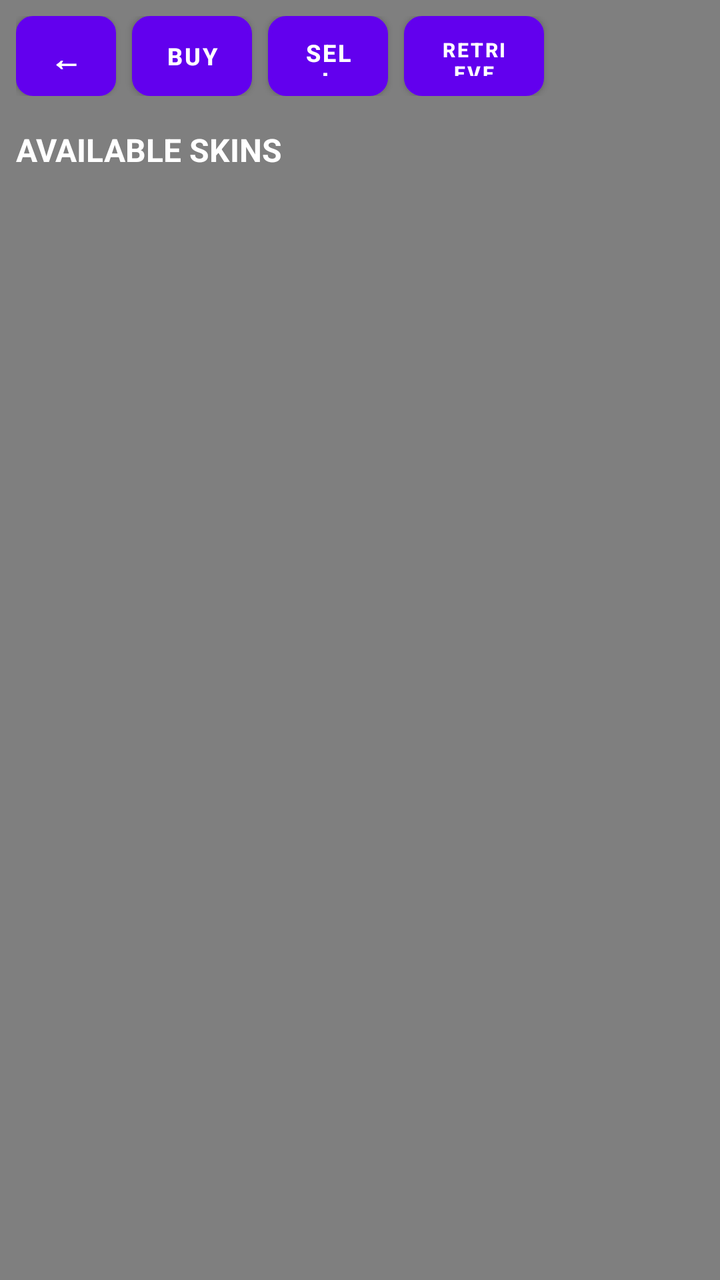
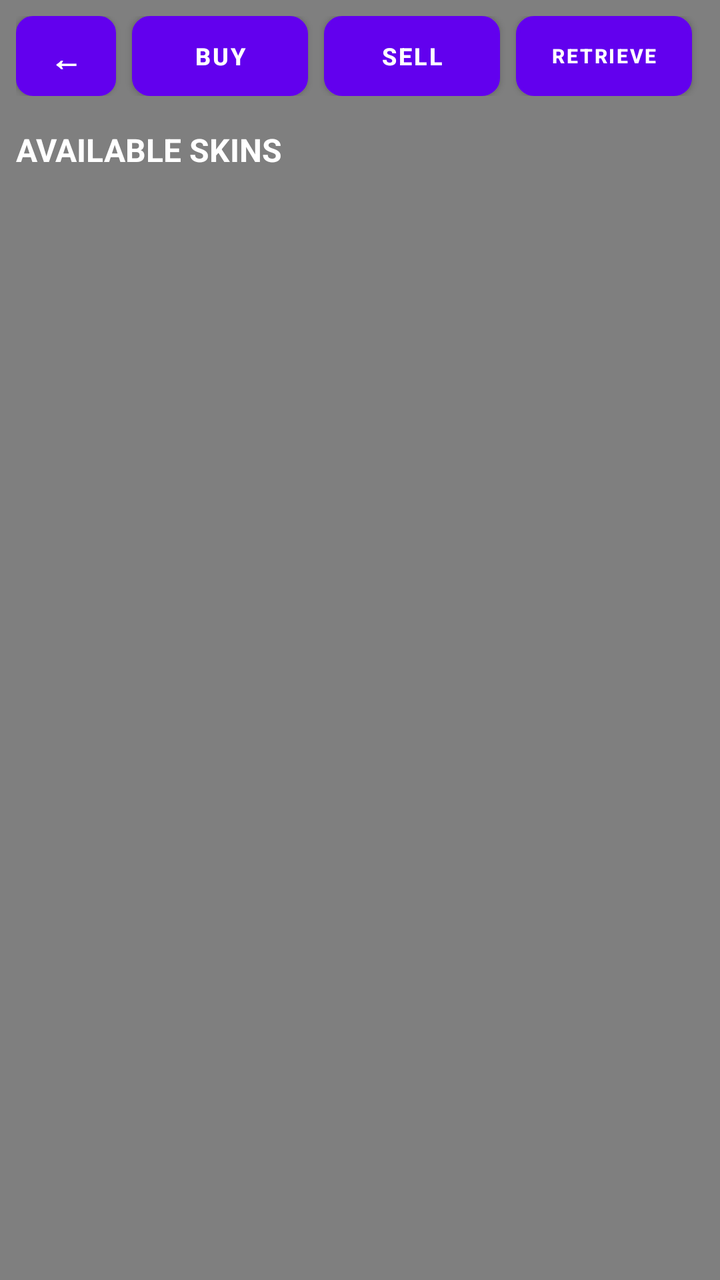

The first picture is an Android layout as it rendered before a commit; the second is the same layout after the commit. The layout source and the unified diff follow.
<!-- AndroidManifest.xml: application theme Theme.Testing5 -->
<!-- res/layout/activity_shop.xml -->
<?xml version="1.0" encoding="utf-8"?>
<LinearLayout xmlns:android="http://schemas.android.com/apk/res/android"
    xmlns:app="http://schemas.android.com/apk/res-auto"
    android:layout_width="match_parent"
    android:layout_height="match_parent"
    android:orientation="vertical"
    android:background="#80000000">

    
    <LinearLayout
        android:layout_width="match_parent"
        android:layout_height="wrap_content"
        android:orientation="horizontal"
        android:padding="8dp"
        android:gravity="center_vertical">

        <Button
            android:id="@+id/backButton"
            android:layout_width="50dp"
            android:layout_height="40dp"
            android:text="←"
            android:textSize="16sp"
            android:textStyle="bold"
            android:background="@drawable/back_button_background"
            android:textColor="#FFFFFF" />

        <Button
            android:id="@+id/buyTabButton"
            android:layout_width="60dp"
            android:layout_height="40dp"
            android:text="BUY"
            android:textSize="12sp"
            android:textStyle="bold"
            android:background="@drawable/tab_button_background"
            android:textColor="#FFFFFF"
            android:layout_marginStart="8dp" />

        <Button
            android:id="@+id/sellTabButton"
            android:layout_width="60dp"
            android:layout_height="40dp"
            android:text="SELL"
            android:textSize="12sp"
            android:textStyle="bold"
            android:background="@drawable/tab_button_background"
            android:textColor="#FFFFFF"
            android:layout_marginStart="8dp" />

        <Button
            android:id="@+id/retrieveTabButton"
            android:layout_width="70dp"
            android:layout_height="40dp"
            android:text="RETRIEVE"
            android:textSize="10sp"
            android:textStyle="bold"
            android:background="@drawable/tab_button_background"
            android:textColor="#FFFFFF"
            android:layout_marginStart="8dp" />

        <View
            android:layout_width="0dp"
            android:layout_height="1dp"
            android:layout_weight="1" />

    </LinearLayout>

    
    <FrameLayout
        android:layout_width="match_parent"
        android:layout_height="0dp"
        android:layout_weight="1">

        
        <LinearLayout
            android:id="@+id/buyTabContent"
            android:layout_width="match_parent"
            android:layout_height="match_parent"
            android:orientation="horizontal"
            android:visibility="visible">

            
            <LinearLayout
                android:layout_width="0dp"
                android:layout_height="match_parent"
                android:layout_weight="0.7"
                android:orientation="vertical"
                android:padding="8dp">

                <TextView
                    android:layout_width="wrap_content"
                    android:layout_height="wrap_content"
                    android:text="AVAILABLE SKINS"
                    android:textSize="16sp"
                    android:textStyle="bold"
                    android:textColor="#FFFFFF"
                    android:layout_marginBottom="8dp" />

                <GridView
                    android:id="@+id/buySkinsGridView"
                    android:layout_width="match_parent"
                    android:layout_height="match_parent"
                    android:numColumns="5"
                    android:horizontalSpacing="2dp"
                    android:verticalSpacing="20dp"
                    android:padding="4dp"
                    android:scrollbars="vertical"
                    android:fadeScrollbars="false"
                    android:stretchMode="none"
                    android:columnWidth="80dp" />

            </LinearLayout>

            
            <LinearLayout
                android:id="@+id/buyDetailsPanel"
                android:layout_width="0dp"
                android:layout_height="match_parent"
                android:layout_weight="0.3"
                android:orientation="vertical"
                android:padding="8dp"
                android:background="#AA000000"
                android:visibility="gone">

                <TextView
                    android:layout_width="wrap_content"
                    android:layout_height="wrap_content"
                    android:text="SKIN DETAILS"
                    android:textSize="14sp"
                    android:textStyle="bold"
                    android:textColor="#FFFFFF"
                    android:layout_marginBottom="8dp" />

                <ImageView
                    android:id="@+id/buySkinPreviewImage"
                    android:layout_width="80dp"
                    android:layout_height="80dp"
                    android:layout_gravity="center_horizontal"
                    android:background="@drawable/skin_preview_background"
                    android:scaleType="centerCrop"
                    android:layout_marginBottom="8dp" />

                <TextView
                    android:id="@+id/buySkinNameText"
                    android:layout_width="wrap_content"
                    android:layout_height="wrap_content"
                    android:layout_gravity="center_horizontal"
                    android:text="Skin Name"
                    android:textSize="16sp"
                    android:textStyle="bold"
                    android:textColor="#FFFFFF"
                    android:layout_marginBottom="4dp" />

                <TextView
                    android:id="@+id/buySkinPriceText"
                    android:layout_width="wrap_content"
                    android:layout_height="wrap_content"
                    android:layout_gravity="center_horizontal"
                    android:text="Price: 100 coins"
                    android:textSize="14sp"
                    android:textColor="#FFD700"
                    android:layout_marginBottom="8dp" />

                <Button
                    android:id="@+id/buySkinButton"
                    android:layout_width="match_parent"
                    android:layout_height="50dp"
                    android:text="BUY SKIN"
                    android:textSize="14sp"
                    android:textStyle="bold"
                    android:background="@drawable/buy_button_background"
                    android:textColor="#FFFFFF" />

            </LinearLayout>

        </LinearLayout>

        
        <LinearLayout
            android:id="@+id/sellTabContent"
            android:layout_width="match_parent"
            android:layout_height="match_parent"
            android:orientation="horizontal"
            android:visibility="gone">

            
            <LinearLayout
                android:layout_width="0dp"
                android:layout_height="match_parent"
                android:layout_weight="0.7"
                android:orientation="vertical"
                android:padding="8dp">

                <TextView
                    android:layout_width="wrap_content"
                    android:layout_height="wrap_content"
                    android:text="MY SKINS"
                    android:textSize="16sp"
                    android:textStyle="bold"
                    android:textColor="#FFFFFF"
                    android:layout_marginBottom="8dp" />

                <GridView
                    android:id="@+id/sellSkinsGridView"
                    android:layout_width="match_parent"
                    android:layout_height="match_parent"
                    android:numColumns="5"
                    android:horizontalSpacing="2dp"
                    android:verticalSpacing="20dp"
                    android:padding="4dp"
                    android:scrollbars="vertical"
                    android:fadeScrollbars="false"
                    android:stretchMode="none"
                    android:columnWidth="80dp" />

            </LinearLayout>

            
            <LinearLayout
                android:id="@+id/sellDetailsPanel"
                android:layout_width="0dp"
                android:layout_height="match_parent"
                android:layout_weight="0.3"
                android:orientation="vertical"
                android:padding="8dp"
                android:background="#AA000000"
                android:visibility="gone">

                <TextView
                    android:layout_width="wrap_content"
                    android:layout_height="wrap_content"
                    android:text="SELL SKIN"
                    android:textSize="14sp"
                    android:textStyle="bold"
                    android:textColor="#FFFFFF"
                    android:layout_marginBottom="8dp" />

                <ImageView
                    android:id="@+id/sellSkinPreviewImage"
                    android:layout_width="80dp"
                    android:layout_height="80dp"
                    android:layout_gravity="center_horizontal"
                    android:background="@drawable/skin_preview_background"
                    android:scaleType="centerCrop"
                    android:layout_marginBottom="8dp" />

                <TextView
                    android:id="@+id/sellSkinNameText"
                    android:layout_width="wrap_content"
                    android:layout_height="wrap_content"
                    android:layout_gravity="center_horizontal"
                    android:text="Skin Name"
                    android:textSize="16sp"
                    android:textStyle="bold"
                    android:textColor="#FFFFFF"
                    android:layout_marginBottom="8dp" />

                <TextView
                    android:layout_width="wrap_content"
                    android:layout_height="wrap_content"
                    android:text="Set Price:"
                    android:textSize="12sp"
                    android:textColor="#FFFFFF"
                    android:layout_marginBottom="4dp" />

                <EditText
                    android:id="@+id/sellPriceEditText"
                    android:layout_width="match_parent"
                    android:layout_height="40dp"
                    android:hint="Enter price"
                    android:inputType="number"
                    android:textSize="14sp"
                    android:background="@drawable/input_field_background"
                    android:textColor="#FFFFFF"
                    android:textColorHint="#CCCCCC"
                    android:padding="8dp"
                    android:layout_marginBottom="8dp" />

                <Button
                    android:id="@+id/putToShopButton"
                    android:layout_width="match_parent"
                    android:layout_height="50dp"
                    android:text="PUT TO SHOP"
                    android:textSize="14sp"
                    android:textStyle="bold"
                    android:background="@drawable/sell_button_background"
                    android:textColor="#FFFFFF" />

            </LinearLayout>

        </LinearLayout>

        
        <LinearLayout
            android:id="@+id/retrieveTabContent"
            android:layout_width="match_parent"
            android:layout_height="match_parent"
            android:orientation="horizontal"
            android:visibility="gone">

            
            <LinearLayout
                android:layout_width="0dp"
                android:layout_height="match_parent"
                android:layout_weight="0.7"
                android:orientation="vertical"
                android:padding="8dp">

                <TextView
                    android:layout_width="wrap_content"
                    android:layout_height="wrap_content"
                    android:text="SKINS FOR RETRIEVAL"
                    android:textSize="16sp"
                    android:textStyle="bold"
                    android:textColor="#FFFFFF"
                    android:layout_marginBottom="8dp" />

                <GridView
                    android:id="@+id/retrieveSkinsGridView"
                    android:layout_width="match_parent"
                    android:layout_height="match_parent"
                    android:numColumns="5"
                    android:horizontalSpacing="2dp"
                    android:verticalSpacing="20dp"
                    android:padding="4dp"
                    android:scrollbars="vertical"
                    android:fadeScrollbars="false"
                    android:stretchMode="none"
                    android:columnWidth="80dp" />

            </LinearLayout>

            
            <LinearLayout
                android:id="@+id/retrieveDetailsPanel"
                android:layout_width="0dp"
                android:layout_height="match_parent"
                android:layout_weight="0.3"
                android:orientation="vertical"
                android:padding="8dp"
                android:background="#40000000">

                <TextView
                    android:layout_width="wrap_content"
                    android:layout_height="wrap_content"
                    android:text="SKIN DETAILS"
                    android:textSize="14sp"
                    android:textStyle="bold"
                    android:textColor="#FFFFFF"
                    android:layout_marginBottom="8dp" />

                <ImageView
                    android:id="@+id/retrieveSkinPreviewImage"
                    android:layout_width="80dp"
                    android:layout_height="80dp"
                    android:layout_gravity="center_horizontal"
                    android:layout_marginBottom="8dp"
                    android:background="@drawable/skin_preview_background"
                    android:scaleType="centerCrop" />

                <TextView
                    android:id="@+id/retrieveSkinNameText"
                    android:layout_width="wrap_content"
                    android:layout_height="wrap_content"
                    android:text="Select a skin"
                    android:textSize="14sp"
                    android:textStyle="bold"
                    android:textColor="#FFFFFF"
                    android:layout_gravity="center_horizontal"
                    android:layout_marginBottom="4dp" />

                <TextView
                    android:id="@+id/retrieveSkinPriceText"
                    android:layout_width="wrap_content"
                    android:layout_height="wrap_content"
                    android:text="Price: -"
                    android:textSize="12sp"
                    android:textColor="#CCCCCC"
                    android:layout_gravity="center_horizontal"
                    android:layout_marginBottom="16dp" />

                <Button
                    android:id="@+id/retrieveSkinButton"
                    android:layout_width="match_parent"
                    android:layout_height="50dp"
                    android:text="RETRIEVE SKIN"
                    android:textSize="14sp"
                    android:textStyle="bold"
                    android:background="@drawable/buy_button_background"
                    android:textColor="#FFFFFF" />

            </LinearLayout>

        </LinearLayout>

    </FrameLayout>

</LinearLayout>
<!-- resources referenced by this layout -->
<resources>
  <!-- drawable back_button_background (drawable) -->
  <?xml version="1.0" encoding="utf-8"?>
  <shape xmlns:android="http://schemas.android.com/apk/res/android"
      android:shape="rectangle">
      <solid android:color="#666666" />
      <corners android:radius="8dp" />
      <stroke android:width="1dp" android:color="#FFFFFF" />
  </shape>
  <!-- drawable buy_button_background (drawable) -->
  <?xml version="1.0" encoding="utf-8"?>
  <shape xmlns:android="http://schemas.android.com/apk/res/android"
      android:shape="rectangle">
      <solid android:color="#4CAF50" />
      <corners android:radius="8dp" />
      <stroke android:width="2dp" android:color="#FFFFFF" />
  </shape>
  <!-- drawable input_field_background (drawable) -->
  <?xml version="1.0" encoding="utf-8"?>
  <shape xmlns:android="http://schemas.android.com/apk/res/android"
      android:shape="rectangle">
      <solid android:color="#40000000" />
      <corners android:radius="8dp" />
      <stroke android:width="1dp" android:color="#666666" />
  </shape>
  <!-- drawable sell_button_background (drawable) -->
  <?xml version="1.0" encoding="utf-8"?>
  <shape xmlns:android="http://schemas.android.com/apk/res/android"
      android:shape="rectangle">
      <solid android:color="#FF9800" />
      <corners android:radius="8dp" />
      <stroke android:width="2dp" android:color="#FFFFFF" />
  </shape>
  <!-- drawable skin_preview_background (drawable) -->
  <?xml version="1.0" encoding="utf-8"?>
  <shape xmlns:android="http://schemas.android.com/apk/res/android"
      android:shape="rectangle">
      <solid android:color="#333333" />
      <corners android:radius="8dp" />
      <stroke android:width="2dp" android:color="#666666" />
  </shape>
  <!-- drawable tab_button_background (drawable) -->
  <?xml version="1.0" encoding="utf-8"?>
  <shape xmlns:android="http://schemas.android.com/apk/res/android"
      android:shape="rectangle">
      <solid android:color="#444444" />
      <corners android:radius="8dp" />
      <stroke android:width="2dp" android:color="#FFFFFF" />
  </shape>
  <style name="Theme.Testing5" parent="Theme.MaterialComponents.DayNight.NoActionBar">
          
          <item name="colorPrimary">@color/purple_500</item>
          <item name="colorPrimaryVariant">@color/purple_700</item>
          <item name="colorOnPrimary">@color/white</item>
          
          <item name="colorSecondary">@color/teal_200</item>
          <item name="colorSecondaryVariant">@color/teal_700</item>
          <item name="colorOnSecondary">@color/black</item>
          
          <item name="android:statusBarColor">?attr/colorPrimaryVariant</item>
          
      </style>
  <color name="purple_500">#FF6200EE</color>
  <color name="purple_700">#FF3700B3</color>
  <color name="white">#FFFFFFFF</color>
  <color name="teal_200">#FF03DAC5</color>
  <color name="teal_700">#FF018786</color>
  <color name="black">#FF000000</color>
</resources>

<!-- the commit's change to res/layout/activity_shop.xml (unified diff, before → after) -->
@@ -26,36 +26,36 @@
 
         <Button
             android:id="@+id/buyTabButton"
-            android:layout_width="60dp"
+            android:layout_width="wrap_content"
             android:layout_height="40dp"
+            android:layout_marginStart="8dp"
+            android:background="@drawable/tab_button_background"
             android:text="BUY"
+            android:textColor="#FFFFFF"
             android:textSize="12sp"
-            android:textStyle="bold"
-            android:background="@drawable/tab_button_background"
-            android:textColor="#FFFFFF"
-            android:layout_marginStart="8dp" />
+            android:textStyle="bold" />
 
         <Button
             android:id="@+id/sellTabButton"
-            android:layout_width="60dp"
+            android:layout_width="wrap_content"
             android:layout_height="40dp"
+            android:layout_marginStart="8dp"
+            android:background="@drawable/tab_button_background"
             android:text="SELL"
+            android:textColor="#FFFFFF"
             android:textSize="12sp"
-            android:textStyle="bold"
-            android:background="@drawable/tab_button_background"
-            android:textColor="#FFFFFF"
-            android:layout_marginStart="8dp" />
+            android:textStyle="bold" />
 
         <Button
             android:id="@+id/retrieveTabButton"
-            android:layout_width="70dp"
+            android:layout_width="wrap_content"
             android:layout_height="40dp"
+            android:layout_marginStart="8dp"
+            android:background="@drawable/tab_button_background"
             android:text="RETRIEVE"
+            android:textColor="#FFFFFF"
             android:textSize="10sp"
-            android:textStyle="bold"
-            android:background="@drawable/tab_button_background"
-            android:textColor="#FFFFFF"
-            android:layout_marginStart="8dp" />
+            android:textStyle="bold" />
 
         <View
             android:layout_width="0dp"
